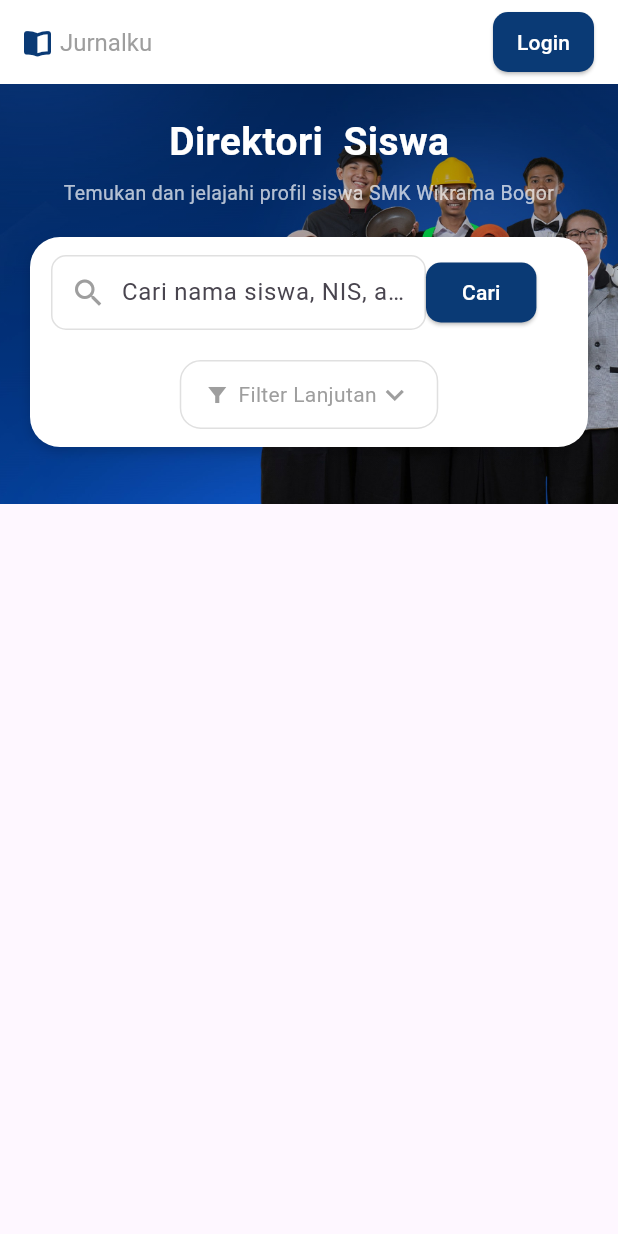
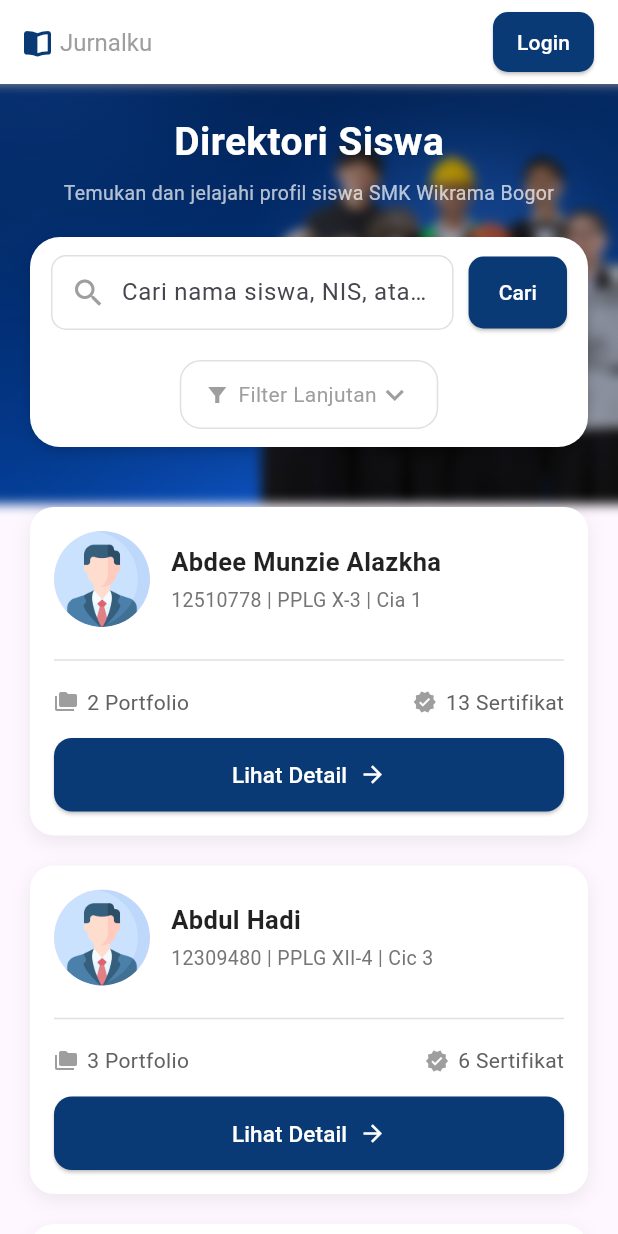
Before and after one commit to rafif2112/jurnalku-app, a Flutter app: the screen it shows after launch, on a phone screen of 412 x 824 dp. Run offline on Flutter 3.47's test engine with Material 3 defaults, Android fonts, the phone set to English and light mode, and no system bars; our stand-ins replace flutter_svg, font_awesome_flutter.

Commit message:
guide dan explore

```diff
--- a/lib/main.dart
+++ b/lib/main.dart
@@ -12,7 +12,8 @@ class MyApp extends StatelessWidget {
   Widget build(BuildContext context) {
     return MaterialApp(
       debugShowCheckedModeBanner: false,
-      home: const Explore(),
+      home: const Explore
+      (),
     );
   }
 }
--- a/lib/pages/explore.dart
+++ b/lib/pages/explore.dart
@@ -1,6 +1,6 @@
+import 'dart:ui';
 import 'package:flutter/material.dart';
 import 'package:font_awesome_flutter/font_awesome_flutter.dart';
-import 'package:jurnalku_app/pages/dashboard.dart';
 import 'package:jurnalku_app/pages/login.dart';
 
 class Explore extends StatefulWidget {
@@ -27,17 +27,27 @@ Widget build(BuildContext context) {
               children: const [
                 FaIcon(FontAwesomeIcons.bookOpen, color: blue, size: 18),
                 SizedBox(width: 6),
-              Text("Jurnalku", style: TextStyle(color: Colors.grey, fontSize: 16)),
+                Text(
+                  "Jurnalku",
+                  style: TextStyle(color: Colors.grey, fontSize: 16),
+                ),
               ],
             ),
+
+            // TOMBOL LOGIN YANG SUDAH DIBENERIN
             ElevatedButton(
               onPressed: () {
-              Navigator.push(context, MaterialPageRoute(builder: (_) => Login()));
+                Navigator.push(
+                  context,
+                  MaterialPageRoute(builder: (_) => const Login()),
+                );
               },
               style: ElevatedButton.styleFrom(
                 backgroundColor: blue,
                 padding: const EdgeInsets.symmetric(horizontal: 16, vertical: 8),
-              shape: RoundedRectangleBorder(borderRadius: BorderRadius.circular(10)),
+                shape: RoundedRectangleBorder(
+                  borderRadius: BorderRadius.circular(10),
+                ),
               ),
               child: const Text("Login", style: TextStyle(color: Colors.white)),
             ),
@@ -58,6 +68,16 @@ Widget build(BuildContext context) {
               ),
             ),
           ),
+
+          // Blur Effect
+          Positioned.fill(
+            child: BackdropFilter(
+              filter: ImageFilter.blur(sigmaX: 4, sigmaY: 4),
+              child: Container(color: Colors.black.withOpacity(0)),
+            ),
+          ),
+
+          // Gradient overlay
           Container(
             width: double.infinity,
             height: 280,
@@ -73,30 +93,30 @@ Widget build(BuildContext context) {
             ),
           ),
 
-          // Konten di atas gambar
           SingleChildScrollView(
             child: Padding(
               padding: const EdgeInsets.only(top: 20, left: 20, right: 20),
               child: Column(
                 children: [
                   const Text(
-                    "Direktori  Siswa",
+                    "Direktori Siswa",
                     style: TextStyle(
                       color: Colors.white,
                       fontSize: 26,
                       fontWeight: FontWeight.bold,
                     ),
                   ),
+
                   const SizedBox(height: 6),
                   const Text(
                     "Temukan dan jelajahi profil siswa SMK Wikrama Bogor",
                     textAlign: TextAlign.center,
-                    style: TextStyle(
-                      color: Colors.white70,
-                      fontSize: 13,
+                    style: TextStyle(color: Colors.white70, fontSize: 13),
                   ),
-                  ),
+
                   const SizedBox(height: 20),
+
+                  // SEARCH BOX
                   Container(
                     padding: const EdgeInsets.symmetric(horizontal: 14, vertical: 12),
                     decoration: BoxDecoration(
@@ -114,9 +134,9 @@ Widget build(BuildContext context) {
                       children: [
                         Row(
                           children: [
-                            Container(
+                            Expanded(
+                              child: Container(
                                 padding: const EdgeInsets.symmetric(horizontal: 12),
-                              width: 250,
                                 decoration: BoxDecoration(
                                   borderRadius: BorderRadius.circular(10),
                                   border: Border.all(color: Colors.grey.shade300),
@@ -124,34 +144,42 @@ Widget build(BuildContext context) {
                                 child: Row(
                                   children: [
                                     Icon(Icons.search, color: Colors.grey),
-                                  SizedBox(width: 10),
-
+                                    const SizedBox(width: 10),
                                     Expanded(
                                       child: TextField(
                                         controller: searchController,
                                         decoration: const InputDecoration(
-                                        hintText: "Cari nama siswa, NIS, atau rombel...",
+                                          hintText: "Cari nama siswa, NIS, atau rombel…",
                                           border: InputBorder.none,
                                         ),
                                       ),
                                     ),
                                   ],
-                              )
                                 ),
+                              ),
+                            ),
+                            const SizedBox(width: 10),
                             ElevatedButton(
                               style: ElevatedButton.styleFrom(
                                 backgroundColor: blue,
+                                padding: const EdgeInsets.symmetric(
+                                    horizontal: 20, vertical: 14),
                                 shape: RoundedRectangleBorder(
                                   borderRadius: BorderRadius.circular(10),
                                 ),
                               ),
                               onPressed: () {},
-                              child: const Text("Cari", style: TextStyle(color: Colors.white)),
+                              child: const Text(
+                                "Cari",
+                                style: TextStyle(color: Colors.white),
+                              ),
+                            ),
+                          ],
                         ),
 
-                          ],
-                        ),
-                        SizedBox(height: 20),
+                        const SizedBox(height: 20),
+
+                        // FILTER
                         Container(
                           padding: const EdgeInsets.symmetric(horizontal: 16, vertical: 10),
                           decoration: BoxDecoration(
@@ -164,7 +192,8 @@ Widget build(BuildContext context) {
                             children: const [
                               Icon(Icons.filter_alt_sharp, size: 16, color: Colors.grey),
                               SizedBox(width: 6),
-                              Text("Filter Lanjutan", style: TextStyle(color: Colors.grey)),
+                              Text("Filter Lanjutan",
+                                  style: TextStyle(color: Colors.grey)),
                               Icon(Icons.keyboard_arrow_down, color: Colors.grey),
                             ],
                           ),
@@ -173,9 +202,40 @@ Widget build(BuildContext context) {
                     ),
                   ),
 
-                  const SizedBox(height: 12),
+                  const SizedBox(height: 40),
 
-                  const SizedBox(height: 40),
+                  // STUDENT CARDS
+                  StudentCard(
+                    image: "abdee.jpg",
+                    name: "Abdee Munzie Alazkha",
+                    nis: "12510778",
+                    rombel: "PPLG X-3 | Cia 1",
+                    portfolio: 2,
+                    sertifikat: 13,
+                    onDetail: () {},
+                  ),
+
+                  StudentCard(
+                    image: "hadi.png",
+                    name: "Abdul Hadi",
+                    nis: "12309480",
+                    rombel: "PPLG XII-4 | Cic 3",
+                    portfolio: 3,
+                    sertifikat: 6,
+                    onDetail: () {},
+                  ),
+
+                  StudentCard(
+                    image: "kuyum.jpeg",
+                    name: "Abdul Kuyum Masalik",
+                    nis: "12999112",
+                    rombel: "PPLG X-2 | Cia 2",
+                    portfolio: 1,
+                    sertifikat: 4,
+                    onDetail: () {},
+                  ),
+
+                  const SizedBox(height: 20),
                 ],
               ),
             ),
@@ -185,3 +245,136 @@ Widget build(BuildContext context) {
     );
   }
 }
+
+// ===================== STUDENT CARD =========================
+
+class StudentCard extends StatelessWidget {
+  final String image;
+  final String name;
+  final String nis;
+  final String rombel;
+  final int portfolio;
+  final int sertifikat;
+  final VoidCallback onDetail;
+
+  const StudentCard({
+    super.key,
+    required this.image,
+    required this.name,
+    required this.nis,
+    required this.rombel,
+    required this.portfolio,
+    required this.sertifikat,
+    required this.onDetail,
+  });
+
+  @override
+  Widget build(BuildContext context) {
+    const blue = Color(0xFF0A3A75);
+
+    return Container(
+      margin: const EdgeInsets.only(bottom: 20),
+      padding: const EdgeInsets.all(16),
+      decoration: BoxDecoration(
+        color: Colors.white,
+        borderRadius: BorderRadius.circular(16),
+        boxShadow: [
+          BoxShadow(
+            color: Colors.black.withOpacity(0.07),
+            blurRadius: 10,
+            offset: const Offset(0, 4),
+          ),
+        ],
+      ),
+
+      child: Column(
+        crossAxisAlignment: CrossAxisAlignment.start,
+        children: [
+          Row(
+            children: [
+              CircleAvatar(
+                radius: 32,
+                backgroundImage: AssetImage("assets/images/profile.png"),
+              ),
+              const SizedBox(width: 14),
+
+              Expanded(
+                child: Column(
+                  crossAxisAlignment: CrossAxisAlignment.start,
+                  children: [
+                    Text(
+                      name,
+                      style: const TextStyle(
+                        fontSize: 17,
+                        fontWeight: FontWeight.bold,
+                        color: Colors.black87,
+                      ),
+                    ),
+                    const SizedBox(height: 4),
+                    Text(
+                      "$nis | $rombel",
+                      style: TextStyle(
+                        color: Colors.grey.shade600,
+                        fontSize: 13,
+                      ),
+                    ),
+                  ],
+                ),
+              ),
+            ],
+          ),
+
+          const SizedBox(height: 14),
+          Divider(color: Colors.grey.shade300),
+          const SizedBox(height: 10),
+
+          Row(
+            mainAxisAlignment: MainAxisAlignment.spaceBetween,
+            children: [
+              Row(
+                children: [
+                  const Icon(Icons.folder_copy, size: 16, color: Colors.grey),
+                  const SizedBox(width: 6),
+                  Text("$portfolio Portfolio",
+                      style: TextStyle(color: Colors.grey.shade700)),
+                ],
+              ),
+              Row(
+                children: [
+                  const Icon(Icons.verified, size: 16, color: Colors.grey),
+                  const SizedBox(width: 6),
+                  Text("$sertifikat Sertifikat",
+                      style: TextStyle(color: Colors.grey.shade700)),
+                ],
+              ),
+            ],
+          ),
+
+          const SizedBox(height: 14),
+
+          SizedBox(
+            width: double.infinity,
+            child: ElevatedButton(
+              style: ElevatedButton.styleFrom(
+                backgroundColor: blue,
+                padding: const EdgeInsets.symmetric(vertical: 14),
+                shape: RoundedRectangleBorder(
+                    borderRadius: BorderRadius.circular(12)),
+              ),
+              onPressed: onDetail,
+              child: Row(
+                mainAxisAlignment: MainAxisAlignment.center,
+                children: const [
+                  Text("Lihat Detail",
+                      style: TextStyle(color: Colors.white, fontSize: 15)),
+                  SizedBox(width: 8),
+                  Icon(Icons.arrow_forward, color: Colors.white, size: 18),
+                ],
+              ),
+            ),
+          ),
+        ],
+      ),
+    );
+  }
+}
```
Also changed, not shown: lib/pages/guide.dart (added, +241 -0 lines). Lines whose indentation alone changed are shown as unchanged.
